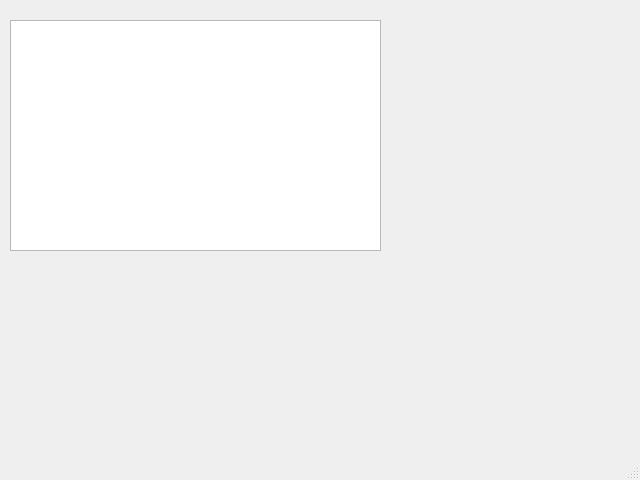
The window that HoiPhaDaoCK_v2/statistic_form.ui (ntd119/ChungKhoanApp) describes before a commit, drawn with Qt 5.
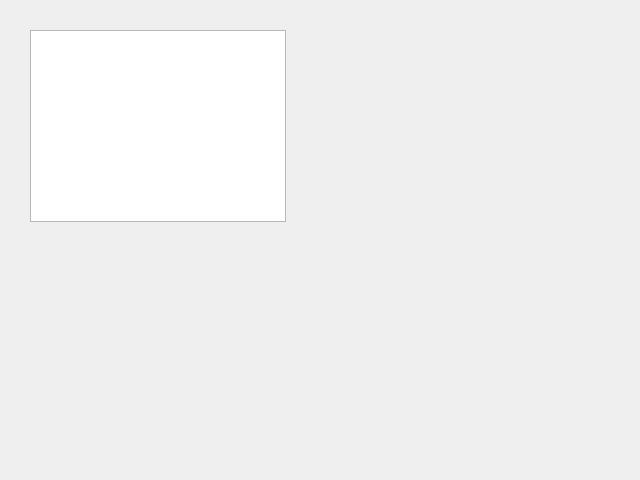
The same window after the commit.

Diff of the .ui file:
```diff
--- a/HoiPhaDaoCK_v2/statistic_form.ui
+++ b/HoiPhaDaoCK_v2/statistic_form.ui
@@ -1,7 +1,7 @@
 <?xml version="1.0" encoding="UTF-8"?>
 <ui version="4.0">
- <class>MainWindow</class>
- <widget class="QMainWindow" name="MainWindow">
+ <class>Dialog</class>
+ <widget class="QDialog" name="Dialog">
   <property name="geometry">
    <rect>
     <x>0</x>
@@ -13,29 +13,16 @@
   <property name="windowTitle">
    <string>Statistic</string>
   </property>
-  <widget class="QWidget" name="centralwidget">
-   <widget class="QTableWidget" name="tableWidget">
-    <property name="geometry">
-     <rect>
-      <x>10</x>
-      <y>20</y>
-      <width>371</width>
-      <height>231</height>
-     </rect>
-    </property>
-   </widget>
-  </widget>
-  <widget class="QMenuBar" name="menubar">
+  <widget class="QTableWidget" name="tableWidget">
    <property name="geometry">
     <rect>
-     <x>0</x>
-     <y>0</y>
-     <width>640</width>
-     <height>18</height>
+     <x>30</x>
+     <y>30</y>
+     <width>256</width>
+     <height>192</height>
     </rect>
    </property>
   </widget>
-  <widget class="QStatusBar" name="statusbar"/>
  </widget>
  <resources/>
  <connections/>
```
Left out of the diff: 2 changed lines with no effect on the pictures.
